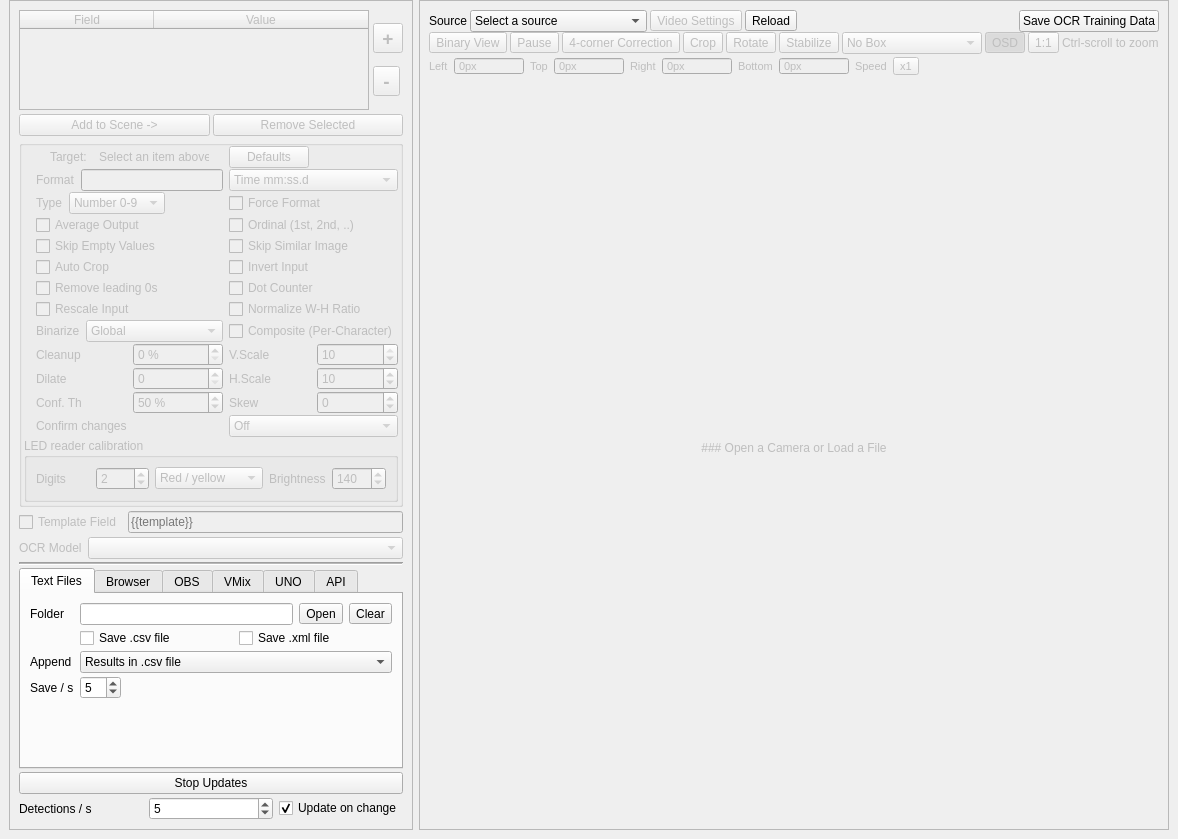
Before: the Qt Designer form src/mainwindow.ui in xerus/scoresight, drawn with Qt 5.
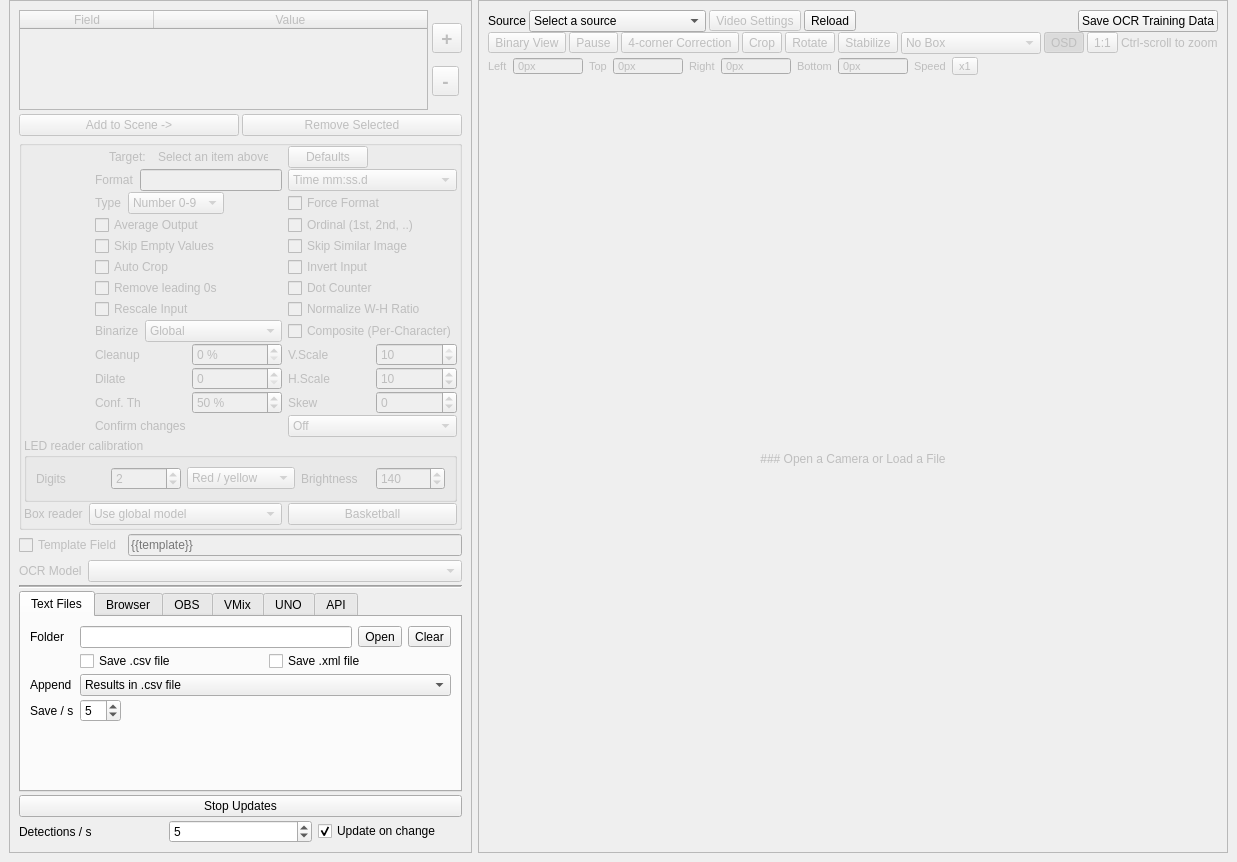
After: the same form once the commit is applied.

Commit message: Select OCR readers per box and apply basketball settings

The edit to the form file:
```diff
--- a/src/mainwindow.ui
+++ b/src/mainwindow.ui
@@ -291,6 +291,29 @@
                <item><property name="text"><string>Count-up clock</string></property></item>
               </widget>
              </item>
+             <item row="15" column="0">
+              <widget class="QLabel" name="label_boxOcrModel">
+               <property name="text"><string>Box reader</string></property>
+              </widget>
+             </item>
+             <item row="15" column="1" colspan="2">
+              <widget class="QComboBox" name="comboBox_boxOcrModel">
+               <property name="toolTip"><string>Choose an OCR reader for this box, or inherit the global OCR Model. Each selected reader stays loaded. The external model file is available through the global selection.</string></property>
+               <item><property name="text"><string>Use global model</string></property></item>
+               <item><property name="text"><string>Daktronics</string></property></item>
+               <item><property name="text"><string>General Scoreboard</string></property></item>
+               <item><property name="text"><string>General Fonts (English)</string></property></item>
+               <item><property name="text"><string>General Scoreboard Large</string></property></item>
+               <item><property name="text"><string>OpenCV Seven-Segment</string></property></item>
+               <item><property name="text"><string>PP-OCRv4 + TTA</string></property></item>
+              </widget>
+             </item>
+             <item row="15" column="3">
+              <widget class="QPushButton" name="pushButton_basketballPreset">
+               <property name="text"><string>Basketball</string></property>
+               <property name="toolTip"><string>Apply basketball format and change-confirmation settings to the selected standard field (scores, Time, Shot Clock, Period, or fouls). Keeps the box position, reader, LED calibration, and output mapping.</string></property>
+              </widget>
+             </item>
              <item row="14" column="0" colspan="4">
               <widget class="QGroupBox" name="groupBox_segmentSettings">
                <property name="title"><string>LED reader calibration</string></property>
```
The commit also changes 8 other files.
